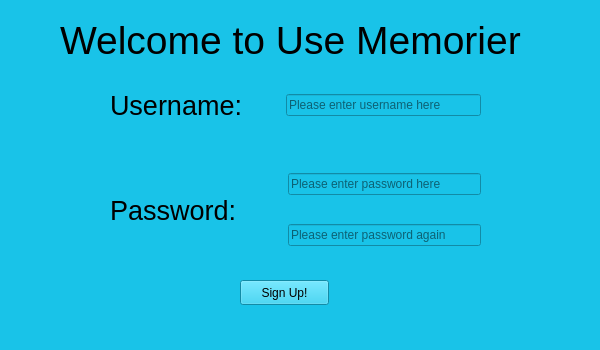
Qt form QtCode/LoginAndMainpage/signupwindow.ui (Zhang-JK/Memorier) before a commit.
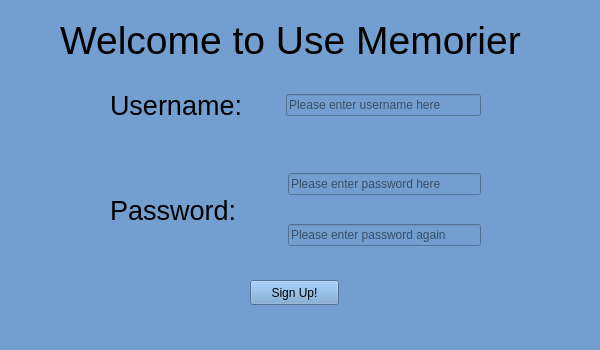
The same form after that commit. Icons and pictures are not drawn.

```diff
--- a/QtCode/LoginAndMainpage/signupwindow.ui
+++ b/QtCode/LoginAndMainpage/signupwindow.ui
@@ -18,7 +18,7 @@
     <normaloff>images/icontest.png</normaloff>images/icontest.png</iconset>
   </property>
   <property name="styleSheet">
-   <string notr="true">background-color:rgb(25, 195, 232);</string>
+   <string notr="true">background-color:rgb(114, 159, 207)</string>
   </property>
   <widget class="QWidget" name="centralwidget">
    <widget class="QLabel" name="label">
@@ -130,7 +130,7 @@
    <widget class="QPushButton" name="pushButton">
     <property name="geometry">
      <rect>
-      <x>240</x>
+      <x>250</x>
       <y>280</y>
       <width>89</width>
       <height>25</height>
@@ -143,12 +143,25 @@
    <widget class="QLabel" name="errorMsg">
     <property name="geometry">
      <rect>
-      <x>190</x>
-      <y>310</y>
-      <width>191</width>
-      <height>16</height>
+      <x>0</x>
+      <y>305</y>
+      <width>601</width>
+      <height>20</height>
      </rect>
     </property>
+    <property name="font">
+     <font>
+      <family>Fira Code</family>
+      <pointsize>12</pointsize>
+      <weight>9</weight>
+      <italic>false</italic>
+      <bold>false</bold>
+     </font>
+    </property>
+    <property name="styleSheet">
+     <string notr="true">color:rgb(239, 41, 41);
+font: 75 12pt &quot;Fira Code&quot;;</string>
+    </property>
     <property name="text">
      <string/>
     </property>
```
Left out of the diff: 2 changed lines with no effect on the pictures.
